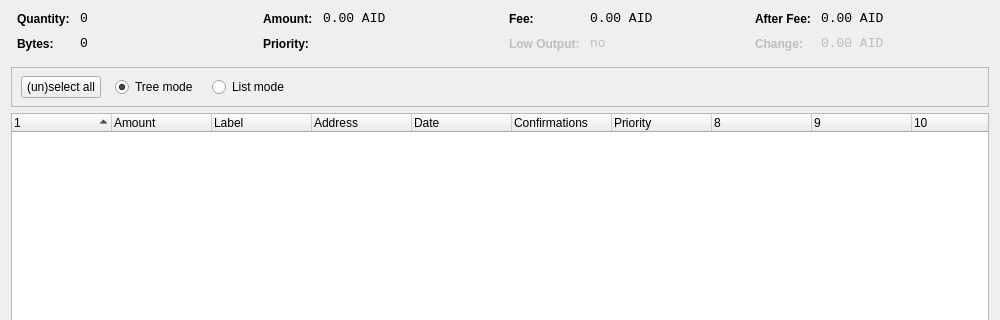
Old version of the form src/qt/forms/coincontroldialog.ui in the repository vger888/aidbit; both pictures show x 0 to 1000 and y 0 to 320 of the 1000 by 500 pixel window.
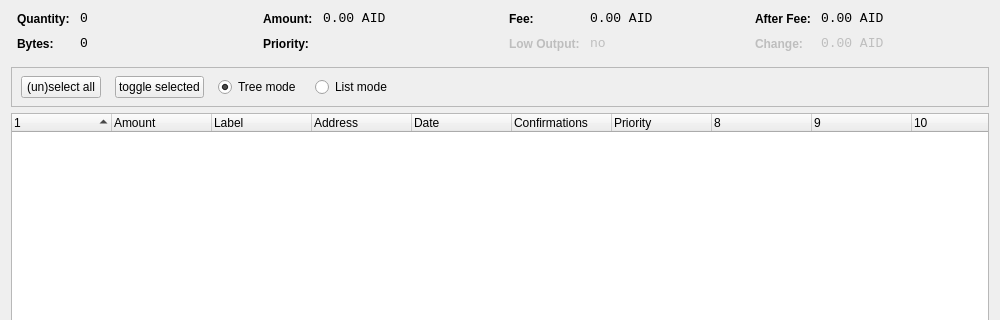
New version of the form. Custom widgets are drawn as their Qt base class.

Commit message:
Coin Control Multiple Imputs Selection
Added option to select multiple imputs using CTRL/SHIFT keys.

```diff
--- a/src/qt/forms/coincontroldialog.ui
+++ b/src/qt/forms/coincontroldialog.ui
@@ -379,7 +379,7 @@
         <height>41</height>
        </rect>
       </property>
-      <layout class="QHBoxLayout" name="horizontalLayoutPanel" stretch="0,0,0,0">
+      <layout class="QHBoxLayout" name="horizontalLayoutPanel" stretch="0,0,0,0,0">
        <property name="spacing">
         <number>14</number>
        </property>
@@ -396,6 +396,19 @@
          </property>
         </widget>
        </item>
+       <item>
+        <widget class="QPushButton" name="pushButtonToggleSelected">
+         <property name="sizePolicy">
+          <sizepolicy hsizetype="Maximum" vsizetype="Fixed">
+           <horstretch>0</horstretch>
+           <verstretch>0</verstretch>
+          </sizepolicy>
+         </property>
+         <property name="text">
+          <string>toggle selected</string>
+         </property>
+        </widget>
+       </item>
        <item>
         <widget class="QRadioButton" name="radioTreeMode">
          <property name="sizePolicy">
```
Left out of the diff: 3 changed lines with no effect on the pictures. The commit also changes 2 other files.
